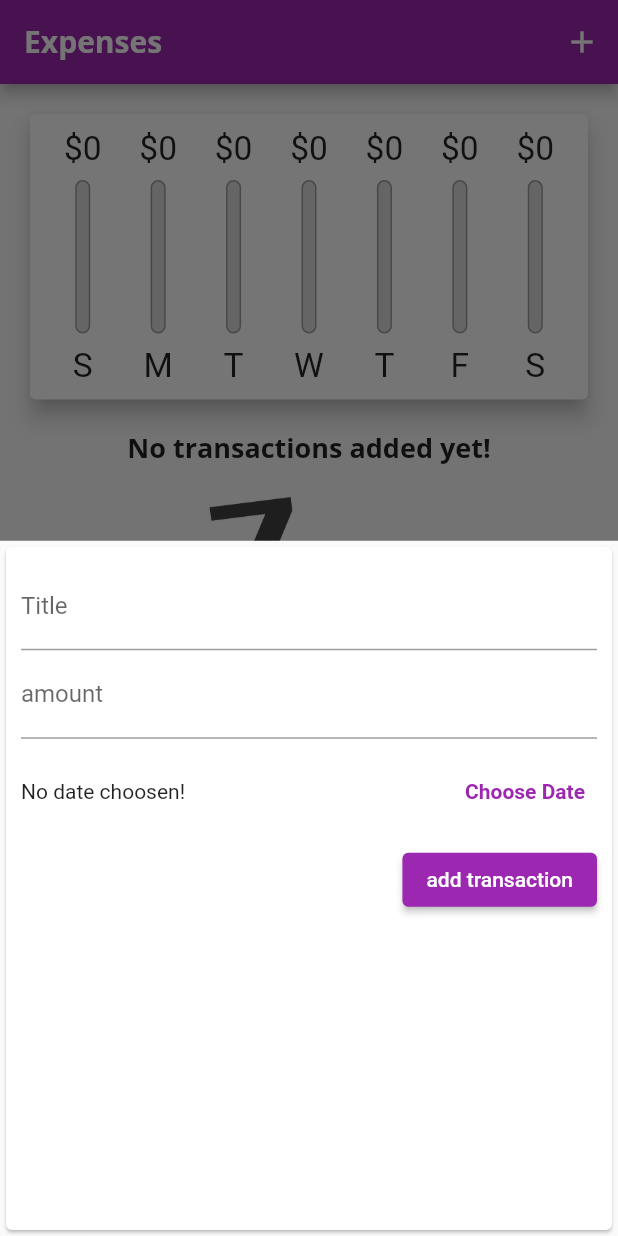
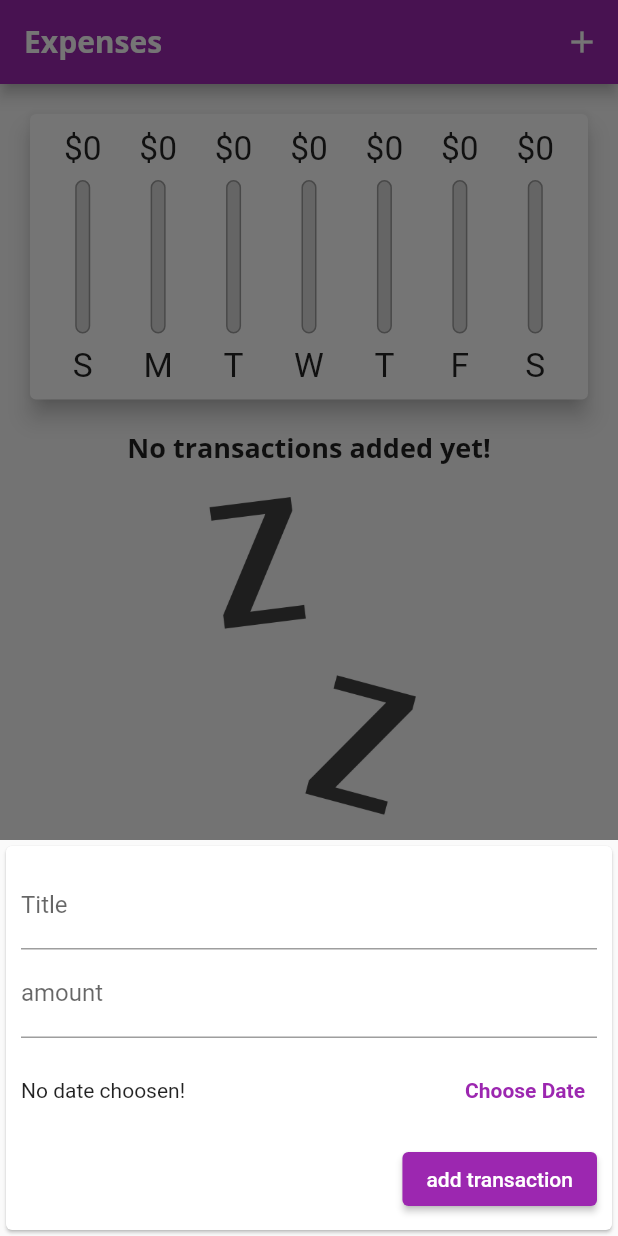
Before and after one commit to Arshdeep-rupal/personal_expenses_app, a Flutter app: the screen it shows after launch, after a tap on the "add" icon, on a phone screen of 412 x 824 dp. Run offline on Flutter 3.47's test engine with Material 2 defaults, Android fonts, the phone set to English and light mode, and no system bars.

Commit message:
updating some features

```diff
--- a/lib/widgets/new_transaction.dart
+++ b/lib/widgets/new_transaction.dart
@@ -16,14 +16,14 @@ class _NewTransactionState extends State<NewTransaction> {
   DateTime? _selectedDate;
 
   void _submitData() {
-    if(_amountController.text.isEmpty) {
-      return ;
+    if (_amountController.text.isEmpty) {
+      return;
     }
     final enteredTitle = _titleController.text;
     final enteredAmount = double.parse(_amountController.text);
 
     if (enteredTitle.isEmpty || enteredAmount <= 0 || _selectedDate == null) {
-      return ;
+      return;
     }
 
     widget.addTx(
@@ -54,9 +54,15 @@ class _NewTransactionState extends State<NewTransaction> {
 
   @override
   Widget build(BuildContext context) {
-    return Card(
+    return SingleChildScrollView(
+      child: Card(
         child: Container(
-        padding: EdgeInsets.all(10),
+          padding: EdgeInsets.only(
+            top: 10,
+            left: 10,
+            right: 10,
+            bottom: MediaQuery.of(context).viewInsets.bottom + 10,
+          ),
           child: Column(
             crossAxisAlignment: CrossAxisAlignment.end,
             children: <Widget>[
@@ -106,6 +112,7 @@ class _NewTransactionState extends State<NewTransaction> {
             ],
           ),
         ),
+      ),
     );
   }
 }
```
Also changed, not shown: lib/widgets/transaction_list.dart (+11 -3 lines). Lines whose indentation alone changed are shown as unchanged.
